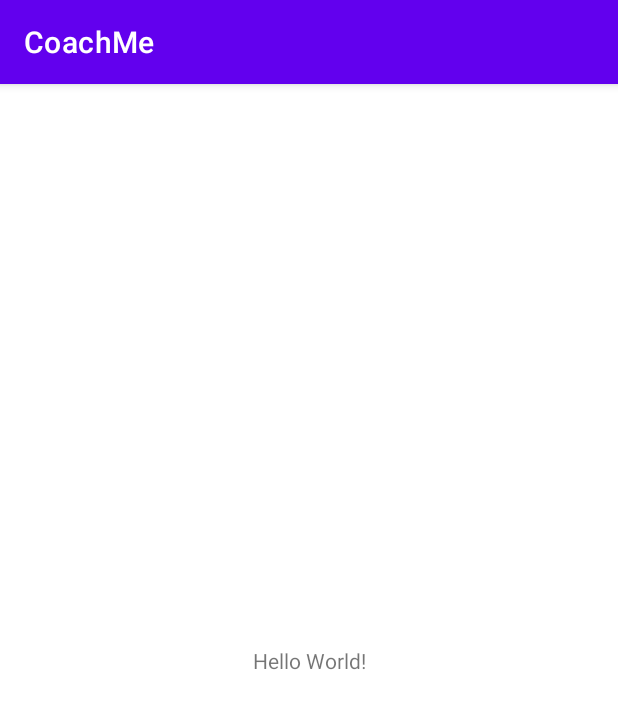
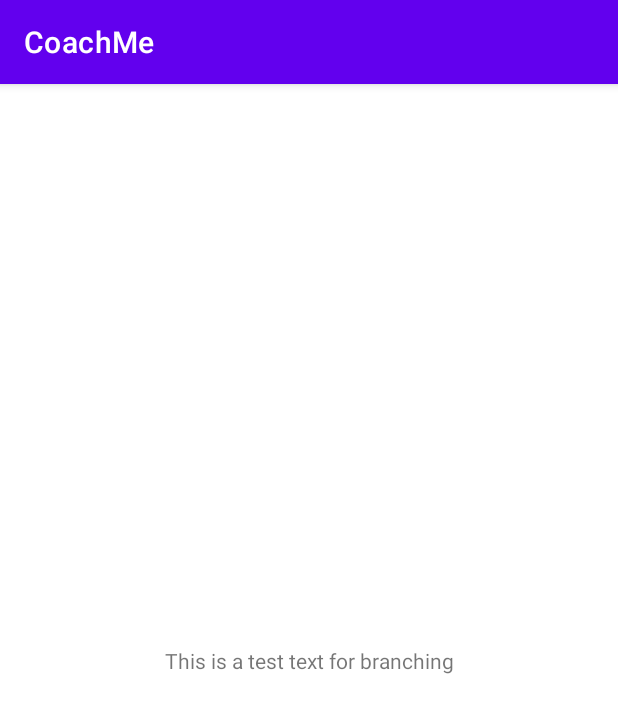
Before and after one commit to Andr3aBlanco/W23_G3_CoachMe, an Android app: the screen it shows after launch (MainActivity), on a phone screen of 412 x 824 dp. Shown: the top 713 px of the screen. Run offline under Robolectric (Android 15) with nearby library versions, the phone set to English and light mode, and no system bars.

Commit message:
feat: test-text; text added

```diff
--- a/app/src/main/res/layout/activity_main.xml
+++ b/app/src/main/res/layout/activity_main.xml
@@ -7,9 +7,10 @@
     tools:context=".MainActivity">
 
     <TextView
+        android:id="@+id/texttest"
         android:layout_width="wrap_content"
         android:layout_height="wrap_content"
-        android:text="Hello World!"
+        android:text="@string/text"
         app:layout_constraintBottom_toBottomOf="parent"
         app:layout_constraintEnd_toEndOf="parent"
         app:layout_constraintStart_toStartOf="parent"
--- a/app/src/main/res/values/strings.xml
+++ b/app/src/main/res/values/strings.xml
@@ -1,3 +1,4 @@
 <resources>
     <string name="app_name">CoachMe</string>
+    <string name="text">This is a test text for branching</string>
 </resources>
```
